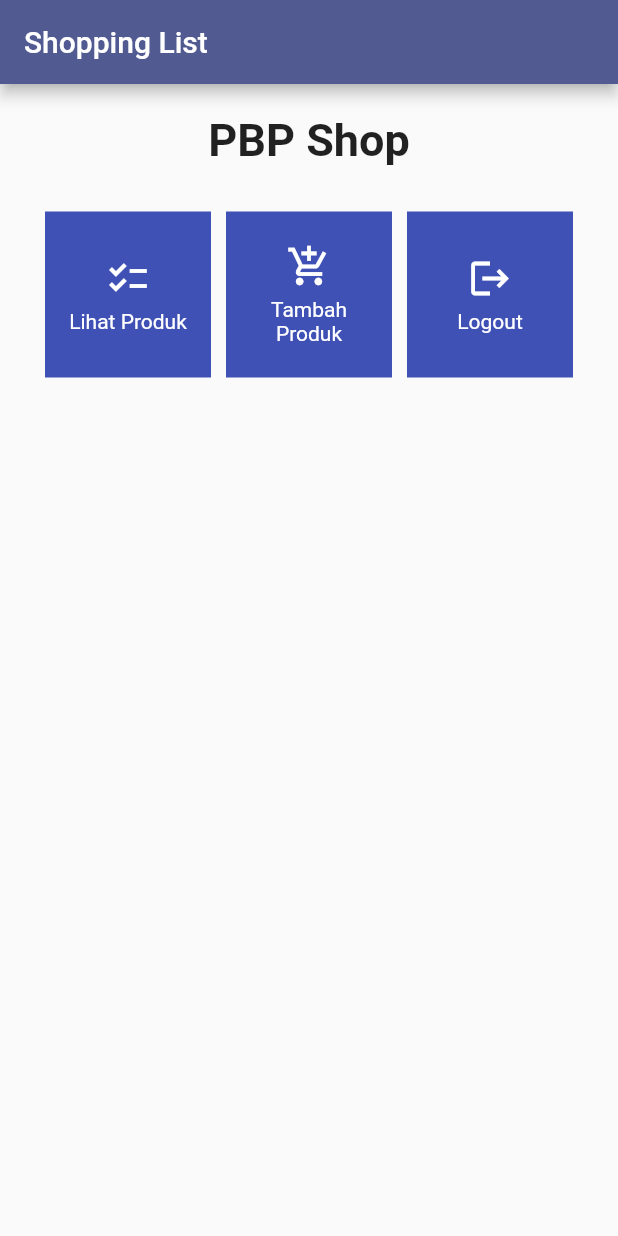
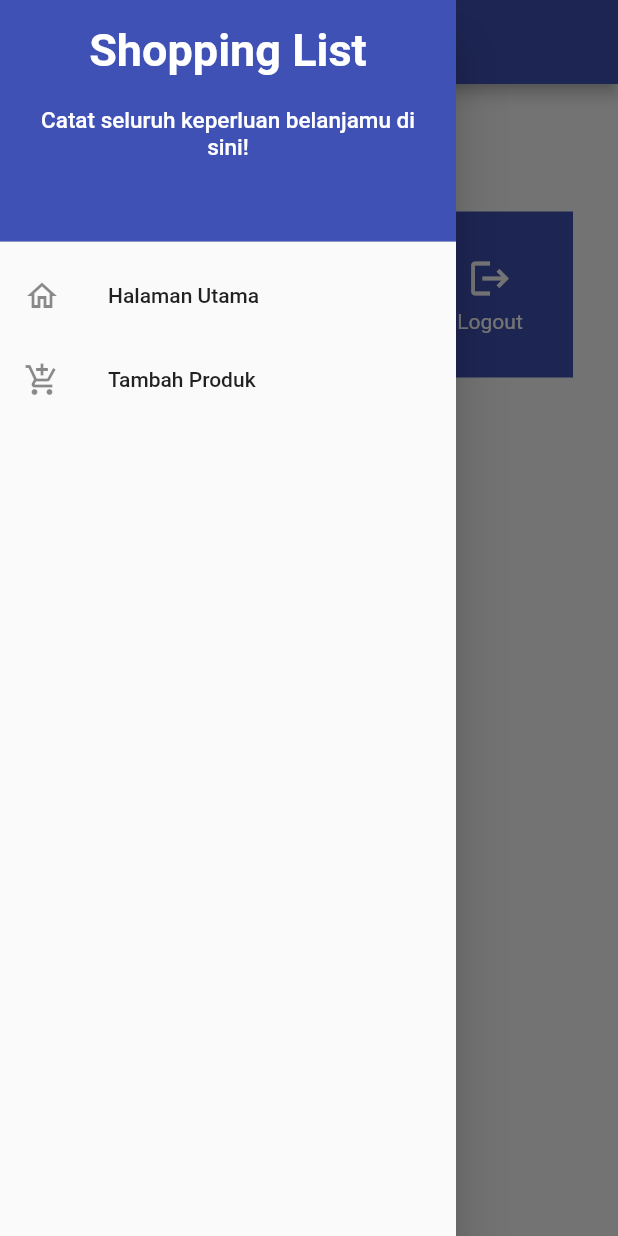
Before and after one commit to Edward-Salim/shopping-list-mobile, a Flutter app: the screen it shows after launch, with the side drawer open (before the commit the screen has no drawer), on a phone screen of 412 x 824 dp. Run offline on Flutter 3.47's test engine with Material 2 defaults, Android fonts, the phone set to English and light mode, and no system bars.

Commit message:
Menyelesaikan Tutorial 7

```diff
--- a/shopping_list/lib/main.dart
+++ b/shopping_list/lib/main.dart
@@ -1,5 +1,5 @@
 import 'package:flutter/material.dart';
-import 'package:shopping_list/menu.dart';
+import 'package:shopping_list/screens/menu.dart';
 
 void main() {
   runApp(const MyApp());
--- a/shopping_list/lib/menu.dart
+++ b/shopping_list/lib/screens/menu.dart
@@ -1,4 +1,6 @@
 import 'package:flutter/material.dart';
+import 'package:shopping_list/widgets/left_drawer.dart';
+import 'package:shopping_list/widgets/shop_card.dart';
 
 class MyHomePage extends StatelessWidget {
   MyHomePage({Key? key}) : super(key: key);
@@ -11,12 +13,16 @@ class MyHomePage extends StatelessWidget {
 
   @override
   Widget build(BuildContext context) {
-        return Scaffold(
+    return Scaffold(
       appBar: AppBar(
         title: const Text(
           'Shopping List',
         ),
+        backgroundColor: Colors.indigo,
+        foregroundColor: Colors.white,
       ),
+      // Masukkan drawer sebagai parameter nilai drawer dari widget Scaffold
+      drawer: const LeftDrawer(),
       body: SingleChildScrollView(
         // Widget wrapper yang dapat discroll
         child: Padding(
@@ -55,59 +61,5 @@ class MyHomePage extends StatelessWidget {
         ),
       ),
     );
-    }
-}
-
-
-class ShopItem {
-    final String name;
-    final IconData icon;
-
-    ShopItem(this.name, this.icon);
-  }
-
-
-class ShopCard extends StatelessWidget {
-  final ShopItem item;
-
-  const ShopCard(this.item, {super.key}); // Constructor
-
-  @override
-  Widget build(BuildContext context) {
-    return Material(
-      color: Colors.indigo,
-      child: InkWell(
-        // Area responsive terhadap sentuhan
-        onTap: () {
-          // Memunculkan SnackBar ketika diklik
-          ScaffoldMessenger.of(context)
-            ..hideCurrentSnackBar()
-            ..showSnackBar(SnackBar(
-                content: Text("Kamu telah menekan tombol ${item.name}!")));
-        },
-        child: Container(
-          // Container untuk menyimpan Icon dan Text
-          padding: const EdgeInsets.all(8),
-          child: Center(
-            child: Column(
-              mainAxisAlignment: MainAxisAlignment.center,
-              children: [
-                Icon(
-                  item.icon,
-                  color: Colors.white,
-                  size: 30.0,
-                ),
-                const Padding(padding: EdgeInsets.all(3)),
-                Text(
-                  item.name,
-                  textAlign: TextAlign.center,
-                  style: const TextStyle(color: Colors.white),
-                ),
-              ],
-            ),
-          ),
-        ),
-      ),
-    );
   }
 }
--- /dev/null
+++ b/shopping_list/lib/widgets/left_drawer.dart
@@ -0,0 +1,68 @@
+import 'package:flutter/material.dart';
+import 'package:shopping_list/screens/menu.dart';
+import 'package:shopping_list/screens/shoplist_form.dart';
+
+class LeftDrawer extends StatelessWidget {
+  const LeftDrawer({super.key});
+
+  @override
+  Widget build(BuildContext context) {
+    return Drawer(
+      child: ListView(
+        children: [
+          DrawerHeader(
+            decoration: const BoxDecoration(
+              color: Colors.indigo,
+            ),
+            child: Column(
+              children: const [
+                Text(
+                  'Shopping List',
+                  textAlign: TextAlign.center,
+                  style: TextStyle(
+                    fontSize: 30,
+                    fontWeight: FontWeight.bold,
+                    color: Colors.white,
+                  ),
+                ),
+                Padding(padding: EdgeInsets.all(10)),
+                Text(
+                  "Catat seluruh keperluan belanjamu di sini!",
+                  textAlign: TextAlign.center,
+                  style: TextStyle(
+                    fontSize: 15,
+                    color: Colors.white,
+                  ),
+                ),
+              ],
+            ),
+          ),
+          ListTile(
+            leading: const Icon(Icons.home_outlined),
+            title: const Text('Halaman Utama'),
+            // Bagian redirection ke MyHomePage
+            onTap: () {
+              Navigator.pushReplacement(
+                  context,
+                  MaterialPageRoute(
+                    builder: (context) => MyHomePage(),
+                  ));
+            },
+          ),
+          ListTile(
+            leading: const Icon(Icons.add_shopping_cart),
+            title: const Text('Tambah Produk'),
+            // Bagian redirection ke ShopFormPage
+            onTap: () {
+              Navigator.pushReplacement(
+                  context,
+                  MaterialPageRoute(
+                    builder: (context) => const ShopFormPage(),
+                  ));
+            },
+          ),
+        ],
+      ),
+    );
+  }
+}
--- /dev/null
+++ b/shopping_list/lib/widgets/shop_card.dart
@@ -0,0 +1,60 @@
+import 'package:flutter/material.dart';
+import 'package:shopping_list/screens/shoplist_form.dart';
+
+class ShopItem {
+  final String name;
+  final IconData icon;
+
+  ShopItem(this.name, this.icon);
+}
+
+class ShopCard extends StatelessWidget {
+  final ShopItem item;
+
+  const ShopCard(this.item, {super.key}); // Constructor
+
+  @override
+  Widget build(BuildContext context) {
+    return Material(
+      color: Colors.indigo,
+      child: InkWell(
+        // Area responsif terhadap sentuhan
+        onTap: () {
+          // Memunculkan SnackBar ketika diklik
+          ScaffoldMessenger.of(context)
+            ..hideCurrentSnackBar()
+            ..showSnackBar(SnackBar(
+                content: Text("Kamu telah menekan tombol ${item.name}!")));
+
+          // Navigate ke route yang sesuai (tergantung jenis tombol)
+          if (item.name == "Tambah Produk") {
+            Navigator.push(context,
+                MaterialPageRoute(builder: (context) => const ShopFormPage()));
+          }
+        },
+        child: Container(
+          // Container untuk menyimpan Icon dan Text
+          padding: const EdgeInsets.all(8),
+          child: Center(
+            child: Column(
+              mainAxisAlignment: MainAxisAlignment.center,
+              children: [
+                Icon(
+                  item.icon,
+                  color: Colors.white,
+                  size: 30.0,
+                ),
+                const Padding(padding: EdgeInsets.all(3)),
+                Text(
+                  item.name,
+                  textAlign: TextAlign.center,
+                  style: const TextStyle(color: Colors.white),
+                ),
+              ],
+            ),
+          ),
+        ),
+      ),
+    );
+  }
+}
```
Also changed, not shown: shopping_list/lib/screens/shoplist_form.dart (added, +161 -0 lines).
